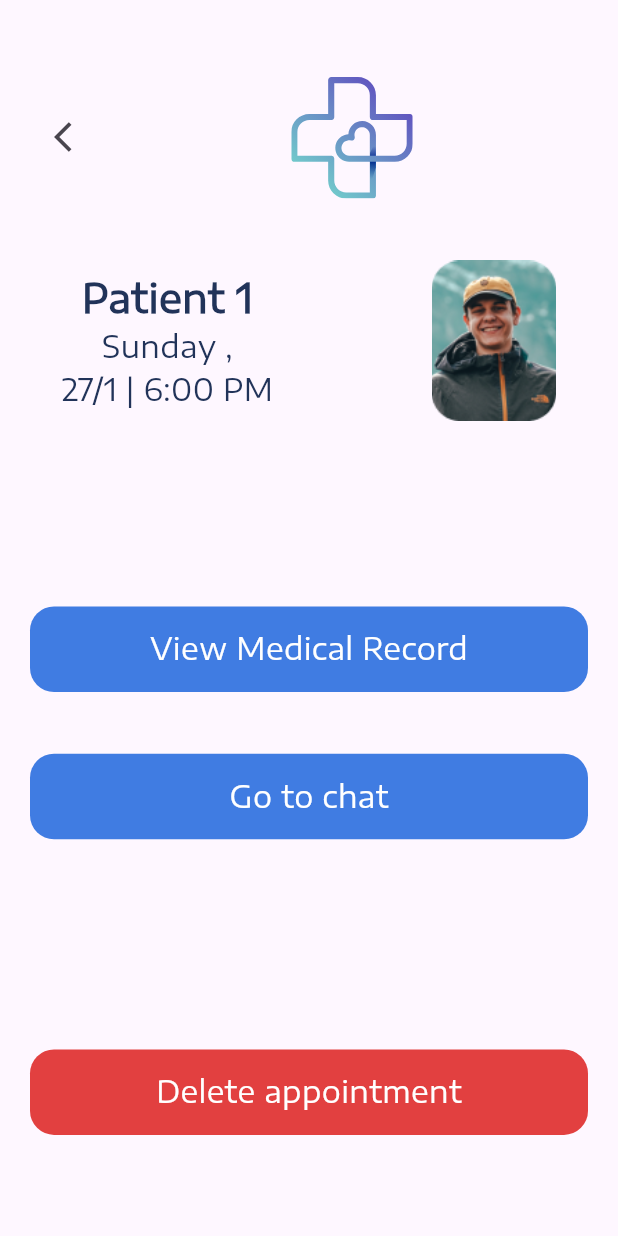
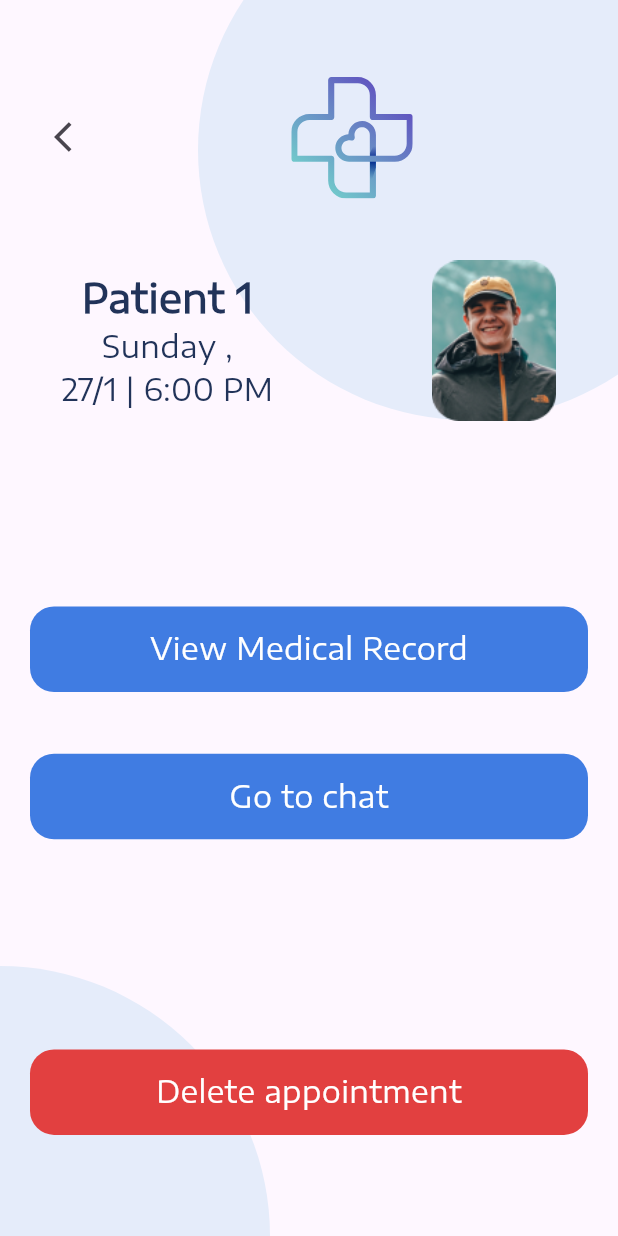
Before and after one commit to Med-EG/Flutter, a Flutter app: the screen it shows after launch, after a tap on "Patient 1", on a phone screen of 412 x 824 dp. Run offline on Flutter 3.47's test engine with Material 3 defaults, Android fonts, the phone set to English and light mode, and no system bars; our stand-ins replace dropdown_textfield, flutter_svg, google_nav_bar; project files that could hold a hidden picture were left out.

Commit message:
littile change

```diff
--- a/lib/Views/ShowAppointmentsInfoDoctor.dart
+++ b/lib/Views/ShowAppointmentsInfoDoctor.dart
@@ -1,13 +1,14 @@
 import 'package:flutter/material.dart';
 import 'package:flutter_svg/svg.dart';
+import 'package:med_eg/Views/chat_screen.dart';
 import 'package:med_eg/constants/colors.dart';
 import 'package:med_eg/models/appointmentModel.dart';
-import 'package:med_eg/models/doctorInfoModel.dart';
 import 'package:med_eg/widgets/custom_arrow_back.dart';
 import 'package:med_eg/widgets/custom_button.dart';
+import 'package:med_eg/widgets/custom_circle_container.dart';
 
 class ShowAppointmentInfoDoctor extends StatelessWidget {
-  ShowAppointmentInfoDoctor({super.key});
+ const ShowAppointmentInfoDoctor({super.key});
   final String id = 'DoctorShowAppointmentInfo';
 
   @override
@@ -17,7 +18,13 @@ class ShowAppointmentInfoDoctor extends StatelessWidget {
     double screenHeight = MediaQuery.of(context).size.height;
     double screenWidth = MediaQuery.of(context).size.width;
     return Scaffold(
-      body: Center(
+      body: Stack(
+        children: [
+           const Positioned(
+              right: -80, top: -80, child: CustomCircleContainer()),
+          const Positioned(
+              left: -180, bottom: -180, child: CustomCircleContainer()),
+          Center(
             child: Padding(
               padding: const EdgeInsets.symmetric(vertical: 50, horizontal: 20),
               child: Column(
@@ -44,14 +51,14 @@ class ShowAppointmentInfoDoctor extends StatelessWidget {
                         children: [
                           Text(
                             appointmentSelected.doctorName,
-                        style: TextStyle(
+                            style:const TextStyle(
                                 color: darkBlue,
                                 fontSize: 26,
                                 fontWeight: FontWeight.w600),
                           ),
                           Text(
                                 appointmentSelected.day,
-                            style: TextStyle(
+                                style:const TextStyle(
                                     color: darkBlue,
                                     fontSize: 20,
                                    // fontWeight: FontWeight.w600
@@ -62,7 +69,7 @@ class ShowAppointmentInfoDoctor extends StatelessWidget {
 
                               Text(
                                 appointmentSelected.date,
-                            style: TextStyle(
+                                style:const TextStyle(
                                     color: darkBlue,
                                     fontSize: 20,
                                    // fontWeight: FontWeight.w600
@@ -70,7 +77,7 @@ class ShowAppointmentInfoDoctor extends StatelessWidget {
                               ),
                               Text(
                                 appointmentSelected.time,
-                            style: TextStyle(
+                                style:const TextStyle(
                                     color: darkBlue,
                                     fontSize: 20,
                                    // fontWeight: FontWeight.w600
@@ -80,21 +87,25 @@ class ShowAppointmentInfoDoctor extends StatelessWidget {
                           ),
                         ],
                       ),
-                  Spacer(flex: 5,),
+                     const Spacer(flex: 5,),
                       Image.asset(appointmentSelected.doctorImage,height: screenHeight*0.13,),
-                  Spacer(flex: 1,)
+                     const Spacer(flex: 1,)
                     ],
                   ),
                   SizedBox(height: screenHeight*0.15,),
-              CustomButton(text: 'View Medical Record', color: kPrimaryColor),
+                 const CustomButton(text: 'View Medical Record', color: kPrimaryColor),
                   SizedBox(height: screenHeight*0.05,),
-              CustomButton(text: 'Go to chat', color: kPrimaryColor),
+                  CustomButton(text: 'Go to chat', color: kPrimaryColor,onTap: () {
+                   Navigator.pushNamed(context, ChatScreen().id);
+                 },),
                   SizedBox(height: screenHeight*0.17,),
-              CustomButton(text: 'Delete appointment', color: Color(0xffe24040)),
+                 const CustomButton(text: 'Delete appointment', color: Color(0xffe24040)),
                 ],
               ),
             ),
           ),
+        ],
+      ),
     );
   }
 }
```
Lines whose indentation alone changed are shown as unchanged.
